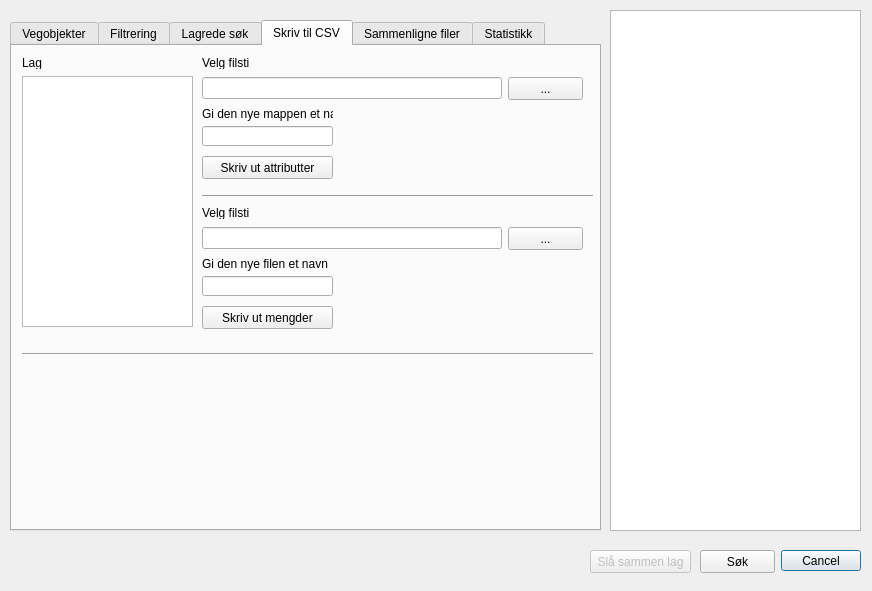
This is nvdb_qgis_plugin_dialog_base.ui in vtfk/NVDB-qgis-plugin as Qt 5 draws it before an edit. The edited form follows.
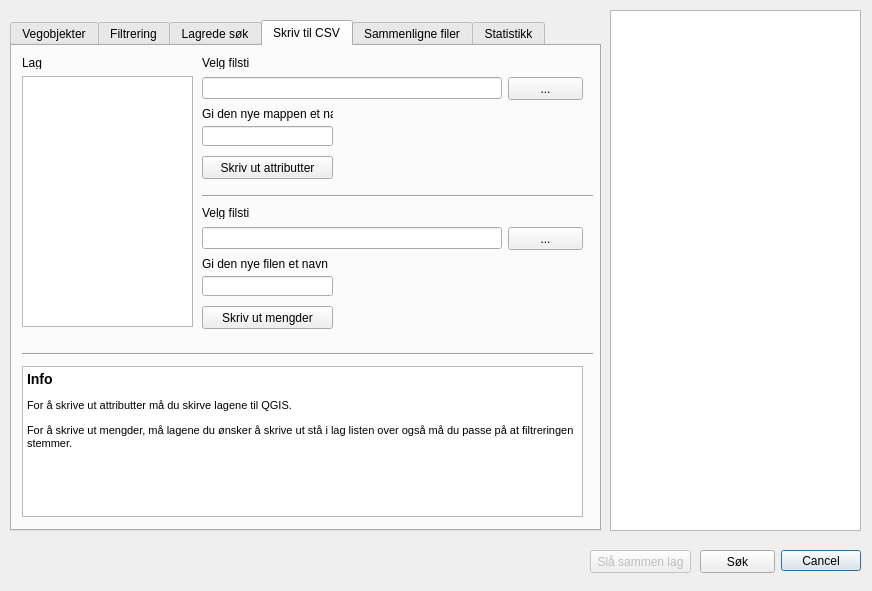
This is the edited form. The open tabs and pages were chosen to show the change.

Commit message: setter vegobjekter fra preset

The edit to the form file:
```diff
--- a/nvdb_qgis_plugin_dialog_base.ui
+++ b/nvdb_qgis_plugin_dialog_base.ui
@@ -758,6 +758,31 @@
       <enum>Qt::Horizontal</enum>
      </property>
     </widget>
+    <widget class="QTextEdit" name="textEdit_2">
+     <property name="enabled">
+      <bool>true</bool>
+     </property>
+     <property name="geometry">
+      <rect>
+       <x>10</x>
+       <y>320</y>
+       <width>561</width>
+       <height>151</height>
+      </rect>
+     </property>
+     <property name="readOnly">
+      <bool>true</bool>
+     </property>
+     <property name="html">
+      <string>&lt;!DOCTYPE HTML PUBLIC &quot;-//W3C//DTD HTML 4.0//EN&quot; &quot;http://www.w3.org/TR/REC-html40/strict.dtd&quot;&gt;
+&lt;html&gt;&lt;head&gt;&lt;meta name=&quot;qrichtext&quot; content=&quot;1&quot; /&gt;&lt;style type=&quot;text/css&quot;&gt;
+p, li { white-space: pre-wrap; }
+&lt;/style&gt;&lt;/head&gt;&lt;body style=&quot; font-family:'MS Shell Dlg 2'; font-size:8.25pt; font-weight:400; font-style:normal;&quot;&gt;
+&lt;h3 style=&quot; margin-top:18px; margin-bottom:12px; margin-left:0px; margin-right:0px; -qt-block-indent:0; text-indent:0px;&quot;&gt;&lt;span style=&quot; font-size:large; font-weight:600;&quot;&gt;Info&lt;/span&gt;&lt;/h3&gt;
+&lt;p style=&quot; margin-top:12px; margin-bottom:12px; margin-left:0px; margin-right:0px; -qt-block-indent:0; text-indent:0px;&quot;&gt;For å skrive ut attributter må du skirve lagene til QGIS.&lt;/p&gt;
+&lt;p style=&quot; margin-top:12px; margin-bottom:12px; margin-left:0px; margin-right:0px; -qt-block-indent:0; text-indent:0px;&quot;&gt;For å skrive ut mengder, må lagene du ønsker å skrive ut stå i lag listen over også må du passe på at filtreringen stemmer.&lt;/p&gt;&lt;/body&gt;&lt;/html&gt;</string>
+     </property>
+    </widget>
    </widget>
    <widget class="QWidget" name="tab_4">
     <attribute name="title">
```
Left out of the diff: 4 changed lines with no effect on the pictures.
